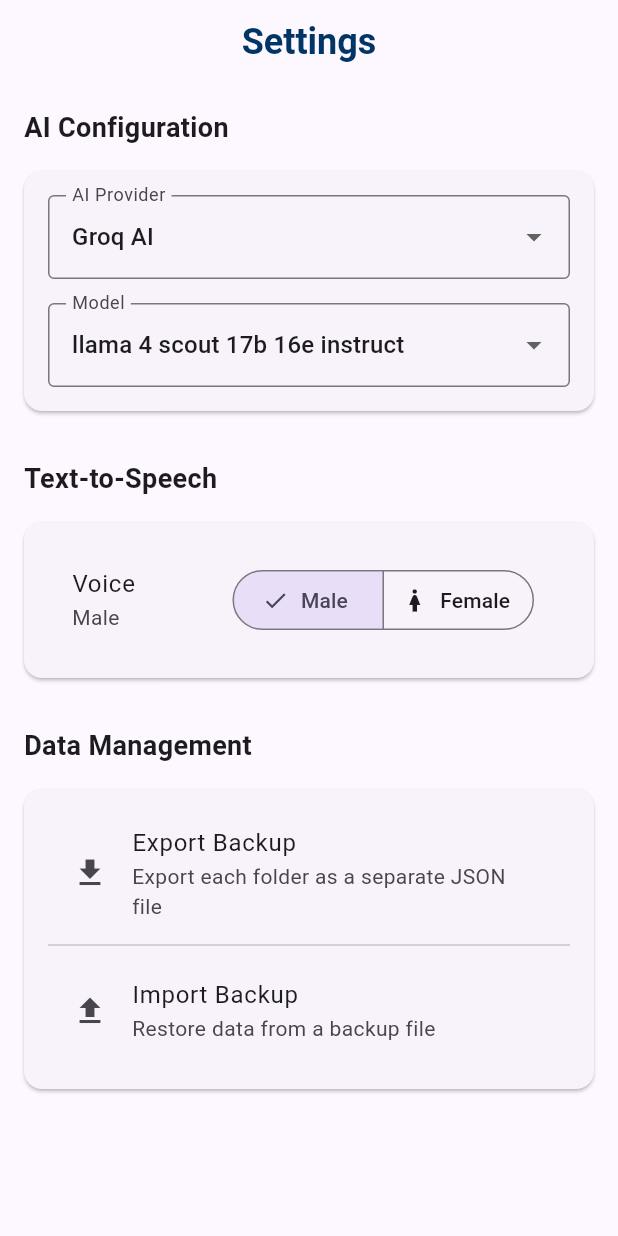
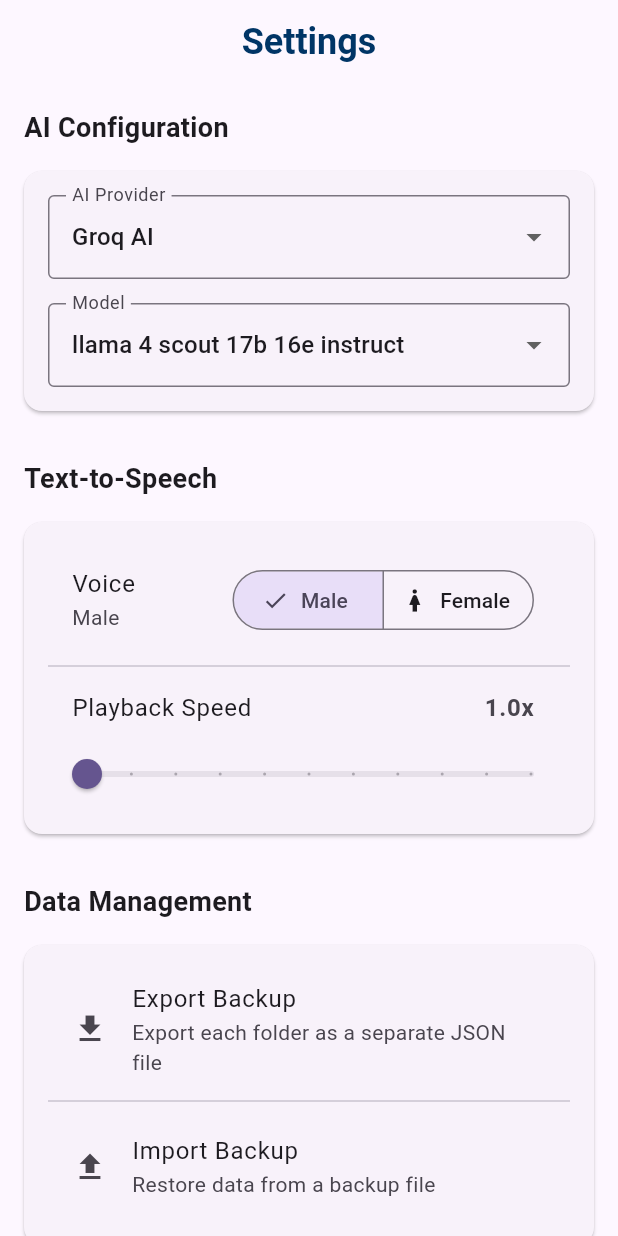
Before and after one commit to jaeyp/english-surf, a Flutter app: the SettingsScreen screen opened by its route, on a phone screen of 412 x 824 dp. Run offline on Flutter 3.47's test engine with Material 3 defaults, Android fonts, the phone set to English and light mode, and no system bars; our stand-ins replace camera, drift, file_picker, flutter_dotenv, flutter_riverpod, flutter_slidable and 8 more; missing offline and left inert: apple_vision_commons, apple_vision_recognize_text, audio_session, flutter_onnxruntime, googleai_dart; accounts and stored records are empty; generated files the repository leaves out were written again; statements that could not run were skipped; project files that could hold a hidden picture were left out.

Commit message:
feat(tts): add playback speed control and fix routing

```diff
--- a/lib/core/router/app_router.dart
+++ b/lib/core/router/app_router.dart
@@ -22,10 +22,12 @@ GoRouter goRouter(Ref ref) {
       GoRoute(path: '/home', builder: (context, state) => const HomeScreen()),
       GoRoute(
         path: '/sentences',
+        name: 'sentences',
         builder: (context, state) => const SentenceListScreen(),
       ),
       GoRoute(
         path: '/edit',
+        name: 'edit',
         builder: (context, state) {
           final extra = state.extra;
 
@@ -50,6 +52,7 @@ GoRouter goRouter(Ref ref) {
       ),
       GoRoute(
         path: '/camera',
+        name: 'camera',
         builder: (context, state) {
           final extra = state.extra;
           AppLanguage originalLang = AppLanguage.english;
@@ -68,11 +71,23 @@ GoRouter goRouter(Ref ref) {
       ),
       GoRoute(
         path: '/study',
+        name: 'study',
         builder: (context, state) {
           final extra = state.extra;
-          final args = extra is StudyModeArguments
-              ? extra
-              : StudyModeArguments(initialIndex: extra is int ? extra : 0);
+          StudyModeArguments args;
+          if (extra is StudyModeArguments) {
+            args = extra;
+          } else if (extra is Map<String, dynamic>) {
+            args = StudyModeArguments(
+              initialIndex: extra['initialIndex'] as int? ?? 0,
+              isTestMode: extra['isTestMode'] as bool? ?? false,
+              isAudioMode: extra['isAudioMode'] as bool? ?? false,
+              originalLanguage: extra['originalLanguage'] as AppLanguage?,
+              translationLanguage: extra['translationLanguage'] as AppLanguage?,
+            );
+          } else {
+            args = StudyModeArguments(initialIndex: extra is int ? extra : 0);
+          }
           return StudyModeScreen(
             initialIndex: args.initialIndex,
             isTestMode: args.isTestMode,
@@ -84,6 +99,7 @@ GoRouter goRouter(Ref ref) {
       ),
       GoRoute(
         path: '/settings',
+        name: 'settings',
         builder: (context, state) => const SettingsScreen(),
       ),
     ],
--- a/lib/features/sentences/application/providers/sentence_providers.dart
+++ b/lib/features/sentences/application/providers/sentence_providers.dart
@@ -370,3 +370,21 @@ class AudioMode extends _$AudioMode {
     state = AsyncData(isAudioMode);
   }
 }
+
+/// ----------------------------------------------------------------------------
+/// Provider: TtsSpeed
+/// ----------------------------------------------------------------------------
+@riverpod
+class TtsSpeed extends _$TtsSpeed {
+  @override
+  FutureOr<double> build() async {
+    final repository = ref.watch(settingsRepositoryProvider);
+    return await repository.getTtsSpeed();
+  }
+
+  Future<void> setSpeed(double speed) async {
+    final repository = ref.read(settingsRepositoryProvider);
+    await repository.saveTtsSpeed(speed);
+    state = AsyncData(speed);
+  }
+}
--- a/lib/features/sentences/data/repositories/settings_repository_impl.dart
+++ b/lib/features/sentences/data/repositories/settings_repository_impl.dart
@@ -24,6 +24,7 @@ class SettingsRepositoryImpl implements SettingsRepository {
   static const String _keyTtsSpeaker = 'tts_speaker';
   static const String _keyAudioRepeatCount = 'audio_repeat_count';
   static const String _keyIsAudioMode = 'is_audio_mode';
+  static const String _keyTtsSpeed = 'tts_speed';
 
   SettingsRepositoryImpl(this._prefs);
 
@@ -193,4 +194,14 @@ class SettingsRepositoryImpl implements SettingsRepository {
   Future<void> saveIsAudioMode(bool isAudioMode) async {
     await _prefs.setBool(_keyIsAudioMode, isAudioMode);
   }
+
+  @override
+  Future<double> getTtsSpeed() async {
+    return _prefs.getDouble(_keyTtsSpeed) ?? 1.0;
+  }
+
+  @override
+  Future<void> saveTtsSpeed(double speed) async {
+    await _prefs.setDouble(_keyTtsSpeed, speed);
+  }
 }
--- a/lib/features/sentences/domain/repositories/settings_repository.dart
+++ b/lib/features/sentences/domain/repositories/settings_repository.dart
@@ -45,4 +45,7 @@ abstract class SettingsRepository {
 
   Future<bool> getIsAudioMode();
   Future<void> saveIsAudioMode(bool isAudioMode);
+
+  Future<double> getTtsSpeed();
+  Future<void> saveTtsSpeed(double speed);
 }
--- a/lib/features/settings/presentation/screens/settings_screen.dart
+++ b/lib/features/settings/presentation/screens/settings_screen.dart
@@ -4,6 +4,7 @@ import '../../../../features/tts/domain/enums/tts_speaker.dart';
 import '../../../sentences/domain/enums/ai_provider.dart';
 import '../../../sentences/data/providers/ai_providers.dart';
 import '../../../sentences/data/providers/sentence_providers.dart';
+import '../../../sentences/application/providers/sentence_providers.dart'; // Ensure application layer providers included
 import '../../../sentences/application/providers/folder_providers.dart';
 import '../../../sentences/domain/repositories/settings_repository.dart';
 import '../../data/repositories/data_repository_impl.dart';
@@ -325,6 +326,7 @@ class _TtsSettingsCard extends ConsumerStatefulWidget {
 
 class _TtsSettingsCardState extends ConsumerState<_TtsSettingsCard> {
   TtsSpeaker _selectedSpeaker = TtsSpeaker.male;
+  double _ttsSpeed = 1.0;
   bool _isLoading = true;
 
   @override
@@ -336,9 +338,11 @@ class _TtsSettingsCardState extends ConsumerState<_TtsSettingsCard> {
   Future<void> _loadSettings() async {
     final repo = ref.read(settingsRepositoryProvider);
     final speaker = await repo.getTtsSpeaker();
+    final speed = await repo.getTtsSpeed();
     if (mounted) {
       setState(() {
         _selectedSpeaker = speaker;
+        _ttsSpeed = speed;
         _isLoading = false;
       });
     }
@@ -354,6 +358,15 @@ class _TtsSettingsCardState extends ConsumerState<_TtsSettingsCard> {
         _isLoading = false;
       });
     }
+  }
+
+  Future<void> _updateSpeed(double speed) async {
+    setState(() => _ttsSpeed = speed); // Optimistic update for smooth sliding
+    final repo = ref.read(settingsRepositoryProvider);
+    await repo.saveTtsSpeed(speed);
+    // Debouncing could be added here if performant issues arise, but SharedPreferences is fast enough.
+    // Invalidate provider so listeners get updated
+    ref.invalidate(ttsSpeedProvider);
   }
 
   @override
@@ -392,6 +405,28 @@ class _TtsSettingsCardState extends ConsumerState<_TtsSettingsCard> {
                 },
               ),
             ),
+            const Divider(),
+            ListTile(
+              visualDensity: const VisualDensity(vertical: -4),
+              title: const Text('Playback Speed'),
+              trailing: Text(
+                '${_ttsSpeed.toStringAsFixed(1)}x',
+                style: const TextStyle(
+                  fontSize: 16,
+                  fontWeight: FontWeight.bold,
+                ),
+              ),
+            ),
+            Slider(
+              value: _ttsSpeed,
+              min: 1.0,
+              max: 2.0,
+              divisions: 10,
+              label: '${_ttsSpeed.toStringAsFixed(1)}x',
+              onChanged: (value) {
+                _updateSpeed(value);
+              },
+            ),
           ],
         ),
       ),
--- a/lib/features/study/presentation/controllers/study_mode_tts_controller.dart
+++ b/lib/features/study/presentation/controllers/study_mode_tts_controller.dart
@@ -1,6 +1,7 @@
 import 'package:flutter_riverpod/flutter_riverpod.dart';
 import 'package:english_surf/features/tts/domain/enums/tts_speaker.dart';
 import 'package:english_surf/features/tts/service/tts_service.dart';
+import 'package:english_surf/features/sentences/application/providers/sentence_providers.dart';
 
 final studyModeTtsControllerProvider =
     Provider.autoDispose<StudyModeTtsController>((ref) {
@@ -20,7 +21,10 @@ class StudyModeTtsController {
   StudyModeTtsController(this.ref);
 
   Future<void> play(String text, TtsSpeaker speaker, {String? language}) async {
-    await ref.read(ttsServiceProvider).play(text, speaker, language: language);
+    final speed = await ref.read(ttsSpeedProvider.future);
+    await ref
+        .read(ttsServiceProvider)
+        .play(text, speaker, language: language, speed: speed);
   }
 
   Future<void> stop() async {
--- a/lib/features/tts/service/tts_service.dart
+++ b/lib/features/tts/service/tts_service.dart
@@ -43,12 +43,19 @@ class TtsService with WidgetsBindingObserver {
 
   int _generationId = 0; // Guard against race conditions
 
-  Future<void> play(String text, TtsSpeaker speaker, {String? language}) async {
+  Future<void> play(
+    String text,
+    TtsSpeaker speaker, {
+    String? language,
+    double speed = 1.0,
+  }) async {
     // 1. Cancel/Invalidate previous requests
     _generationId++;
     final myGenerationId = _generationId;
 
-    _logger.i('Playing TTS: "$text" (Speaker: $speaker, Lang: $language)');
+    _logger.i(
+      'Playing TTS: "$text" (Speaker: $speaker, Lang: $language, Speed: $speed)',
+    );
 
     try {
       List<int> audioBytes;
@@ -63,7 +70,7 @@ class TtsService with WidgetsBindingObserver {
         audioBytes = await _pipeline.infer(
           text,
           lang: lang,
-          speed: 1.05,
+          speed: speed,
           speaker: speakerKey,
         );
         _logger.d('Generated ${audioBytes.length} bytes of audio');
```
Also changed, not shown: lib/features/sentences/presentation/widgets/sentence_card.dart (+9 -1 lines), lib/features/sentences/application/providers/sentence_providers.g.dart, 1 other file.
